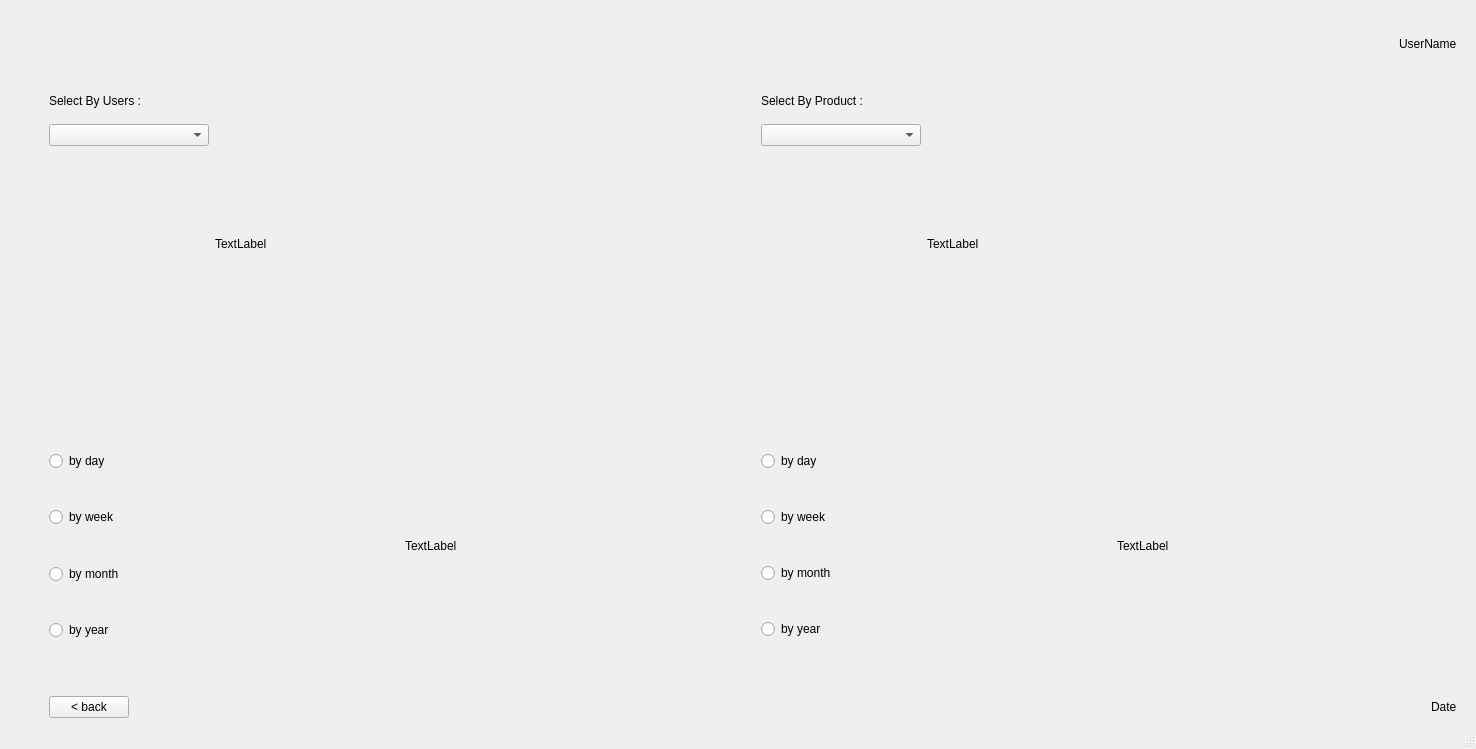
First picture: the form in ui/statistics.ui, repository HamzaMPSY/qt_app_mts, before the edit.
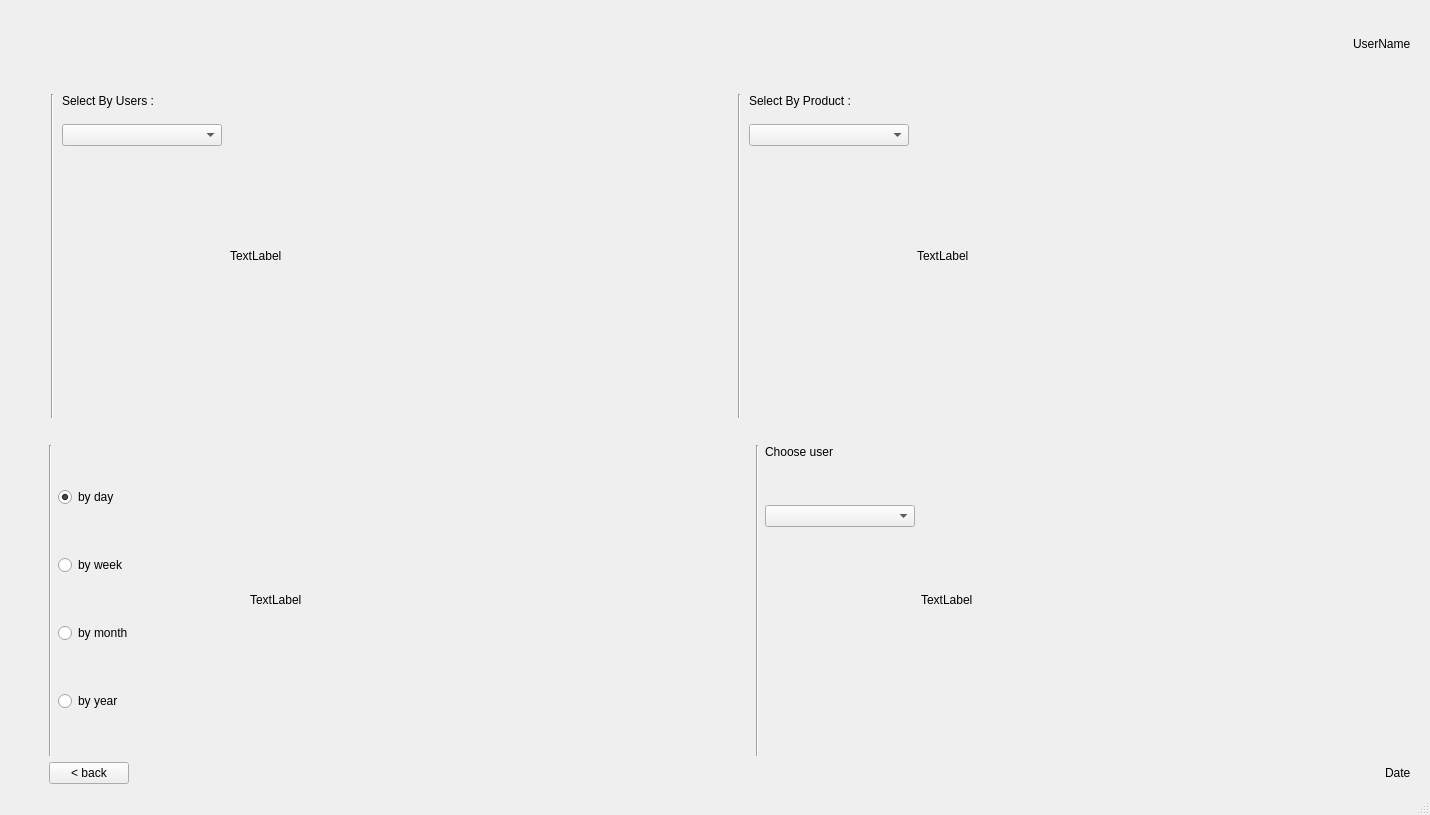
Second picture: the form after the edit. Icons and pictures are not drawn.

```diff
--- a/ui/statistics.ui
+++ b/ui/statistics.ui
@@ -6,8 +6,8 @@
    <rect>
     <x>0</x>
     <y>0</y>
-    <width>1476</width>
-    <height>749</height>
+    <width>1430</width>
+    <height>815</height>
    </rect>
   </property>
   <property name="windowTitle">
@@ -132,6 +132,13 @@
         </property>
        </spacer>
       </item>
+      <item>
+       <widget class="Line" name="line_3">
+        <property name="orientation">
+         <enum>Qt::Vertical</enum>
+        </property>
+       </widget>
+      </item>
       <item>
        <layout class="QVBoxLayout" name="verticalLayout_3">
         <item>
@@ -201,12 +208,24 @@
        <layout class="QVBoxLayout" name="verticalLayout_6">
         <item>
          <widget class="QLabel" name="g1">
+          <property name="sizePolicy">
+           <sizepolicy hsizetype="Minimum" vsizetype="Minimum">
+            <horstretch>0</horstretch>
+            <verstretch>0</verstretch>
+           </sizepolicy>
+          </property>
           <property name="minimumSize">
            <size>
             <width>500</width>
             <height>300</height>
            </size>
           </property>
+          <property name="maximumSize">
+           <size>
+            <width>500</width>
+            <height>300</height>
+           </size>
+          </property>
           <property name="text">
            <string>TextLabel</string>
           </property>
@@ -214,6 +233,13 @@
         </item>
        </layout>
       </item>
+      <item>
+       <widget class="Line" name="line">
+        <property name="orientation">
+         <enum>Qt::Vertical</enum>
+        </property>
+       </widget>
+      </item>
       <item>
        <layout class="QVBoxLayout" name="verticalLayout_2">
         <item>
@@ -291,8 +317,8 @@
           </property>
           <property name="maximumSize">
            <size>
-            <width>16777215</width>
-            <height>9999999</height>
+            <width>500</width>
+            <height>300</height>
            </size>
           </property>
           <property name="text">
@@ -329,92 +355,144 @@
        </spacer>
       </item>
       <item>
-       <layout class="QVBoxLayout" name="verticalLayout_5">
+       <widget class="Line" name="line_4">
+        <property name="orientation">
+         <enum>Qt::Vertical</enum>
+        </property>
+       </widget>
+      </item>
+      <item>
+       <layout class="QVBoxLayout" name="verticalLayout_4">
         <item>
-         <spacer name="verticalSpacer_8">
-          <property name="orientation">
-           <enum>Qt::Vertical</enum>
-          </property>
-          <property name="sizeHint" stdset="0">
+         <widget class="QRadioButton" name="radioButton1">
+          <property name="maximumSize">
            <size>
-            <width>20</width>
-            <height>40</height>
+            <width>200</width>
+            <height>16777215</height>
            </size>
           </property>
-         </spacer>
-        </item>
-        <item>
-         <widget class="QRadioButton" name="radioButton_5">
           <property name="styleSheet">
            <string notr="true"/>
           </property>
           <property name="text">
            <string>by day</string>
           </property>
+          <property name="checked">
+           <bool>true</bool>
+          </property>
          </widget>
         </item>
         <item>
-         <spacer name="verticalSpacer">
-          <property name="orientation">
-           <enum>Qt::Vertical</enum>
+         <widget class="QRadioButton" name="radioButton2">
+          <property name="maximumSize">
+           <size>
+            <width>200</width>
+            <height>16777215</height>
+           </size>
           </property>
-          <property name="sizeHint" stdset="0">
+          <property name="text">
+           <string>by week</string>
+          </property>
+         </widget>
+        </item>
+        <item>
+         <widget class="QRadioButton" name="radioButton3">
+          <property name="maximumSize">
            <size>
-            <width>20</width>
-            <height>40</height>
+            <width>200</width>
+            <height>16777215</height>
            </size>
           </property>
-         </spacer>
+          <property name="text">
+           <string>by month</string>
+          </property>
+         </widget>
         </item>
         <item>
-         <widget class="QRadioButton" name="radioButton_6">
+         <widget class="QRadioButton" name="radioButton4">
+          <property name="maximumSize">
+           <size>
+            <width>200</width>
+            <height>16777215</height>
+           </size>
+          </property>
           <property name="text">
-           <string>by week</string>
+           <string>by year</string>
           </property>
          </widget>
         </item>
+       </layout>
+      </item>
+      <item>
+       <layout class="QVBoxLayout" name="verticalLayout_5">
         <item>
-         <spacer name="verticalSpacer_9">
-          <property name="orientation">
-           <enum>Qt::Vertical</enum>
+         <widget class="QLabel" name="g3">
+          <property name="minimumSize">
+           <size>
+            <width>500</width>
+            <height>300</height>
+           </size>
           </property>
-          <property name="sizeHint" stdset="0">
+          <property name="maximumSize">
            <size>
-            <width>20</width>
-            <height>40</height>
+            <width>500</width>
+            <height>300</height>
            </size>
           </property>
-         </spacer>
+          <property name="text">
+           <string>TextLabel</string>
+          </property>
+          <property name="scaledContents">
+           <bool>true</bool>
+          </property>
+         </widget>
         </item>
+       </layout>
+      </item>
+      <item>
+       <widget class="Line" name="line_2">
+        <property name="orientation">
+         <enum>Qt::Vertical</enum>
+        </property>
+       </widget>
+      </item>
+      <item>
+       <layout class="QVBoxLayout" name="verticalLayout_8">
         <item>
-         <widget class="QRadioButton" name="radioButton_7">
+         <widget class="QLabel" name="label">
           <property name="text">
-           <string>by month</string>
+           <string>Choose user</string>
           </property>
          </widget>
         </item>
         <item>
-         <spacer name="verticalSpacer_11">
+         <spacer name="verticalSpacer_3">
           <property name="orientation">
            <enum>Qt::Vertical</enum>
           </property>
+          <property name="sizeType">
+           <enum>QSizePolicy::Fixed</enum>
+          </property>
           <property name="sizeHint" stdset="0">
            <size>
-            <width>20</width>
+            <width>10</width>
             <height>40</height>
            </size>
           </property>
          </spacer>
         </item>
         <item>
-         <widget class="QRadioButton" name="radioButton_8">
-          <property name="text">
-           <string>by year</string>
+         <widget class="QComboBox" name="userstime">
+          <property name="maximumSize">
+           <size>
+            <width>150</width>
+            <height>16777215</height>
+           </size>
           </property>
          </widget>
         </item>
         <item>
-         <spacer name="verticalSpacer_10">
+         <spacer name="verticalSpacer_4">
           <property name="orientation">
            <enum>Qt::Vertical</enum>
           </property>
@@ -429,66 +507,33 @@
        </layout>
       </item>
       <item>
-       <widget class="QLabel" name="g4">
-        <property name="text">
-         <string>TextLabel</string>
-        </property>
-       </widget>
-      </item>
-      <item>
-       <layout class="QVBoxLayout" name="verticalLayout_4">
+       <layout class="QVBoxLayout" name="verticalLayout_9">
         <item>
-         <widget class="QRadioButton" name="radioButton">
-          <property name="text">
-           <string>by day</string>
+         <widget class="QLabel" name="g4">
+          <property name="minimumSize">
+           <size>
+            <width>500</width>
+            <height>300</height>
+           </size>
           </property>
-         </widget>
-        </item>
-        <item>
-         <widget class="QRadioButton" name="radioButton_3">
-          <property name="text">
-           <string>by week</string>
+          <property name="maximumSize">
+           <size>
+            <width>500</width>
+            <height>300</height>
+           </size>
           </property>
-         </widget>
-        </item>
-        <item>
-         <widget class="QRadioButton" name="radioButton_2">
           <property name="text">
-           <string>by month</string>
+           <string>TextLabel</string>
           </property>
-         </widget>
-        </item>
-        <item>
-         <widget class="QRadioButton" name="radioButton_4">
-          <property name="text">
-           <string>by year</string>
+          <property name="scaledContents">
+           <bool>true</bool>
           </property>
          </widget>
         </item>
        </layout>
       </item>
-      <item>
-       <widget class="QLabel" name="g3_2">
-        <property name="text">
-         <string>TextLabel</string>
-        </property>
-       </widget>
-      </item>
      </layout>
     </item>
-    <item>
-     <spacer name="horizontalSpacer_3">
-      <property name="orientation">
-       <enum>Qt::Horizontal</enum>
-      </property>
-      <property name="sizeHint" stdset="0">
-       <size>
-        <width>40</width>
-        <height>20</height>
-       </size>
-      </property>
-     </spacer>
-    </item>
     <item>
      <layout class="QHBoxLayout" name="horizontalLayout_7">
       <property name="topMargin">
```
Left out of the diff: 6 changed lines with no effect on the pictures.
